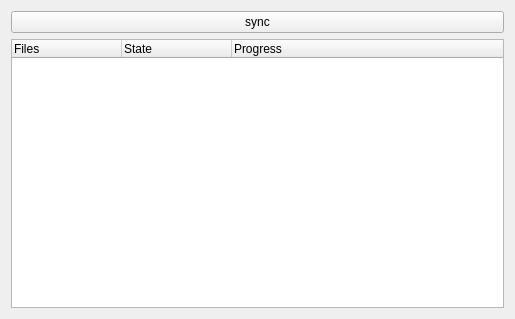
kinnalru/davqt, file main_window.ui: the form before one commit.
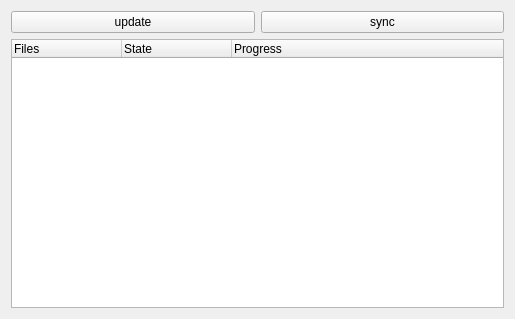
The form after the commit.

Diff of the .ui file:
```diff
--- a/main_window.ui
+++ b/main_window.ui
@@ -14,6 +14,24 @@
    <string>Form</string>
   </property>
   <layout class="QGridLayout" name="gridLayout">
+   <item row="0" column="0">
+    <layout class="QHBoxLayout" name="horizontalLayout">
+     <item>
+      <widget class="QPushButton" name="update">
+       <property name="text">
+        <string>update</string>
+       </property>
+      </widget>
+     </item>
+     <item>
+      <widget class="QPushButton" name="sync">
+       <property name="text">
+        <string>sync</string>
+       </property>
+      </widget>
+     </item>
+    </layout>
+   </item>
    <item row="1" column="0">
     <widget class="QTreeWidget" name="actions">
      <property name="uniformRowHeights">
@@ -48,13 +66,6 @@
      </column>
     </widget>
    </item>
-   <item row="0" column="0">
-    <widget class="QPushButton" name="sync">
-     <property name="text">
-      <string>sync</string>
-     </property>
-    </widget>
-   </item>
   </layout>
  </widget>
  <resources/>
```
